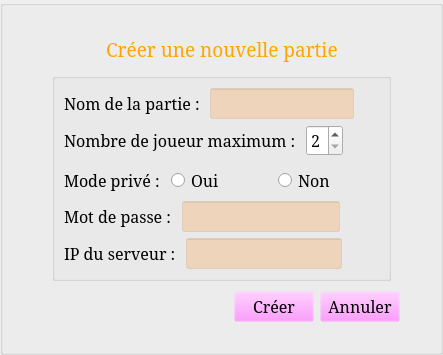
Qt form StreetCar/StreetCar/CreateNetworkGame.ui (paboccard/Projet_Prog_Jeu) before a commit.
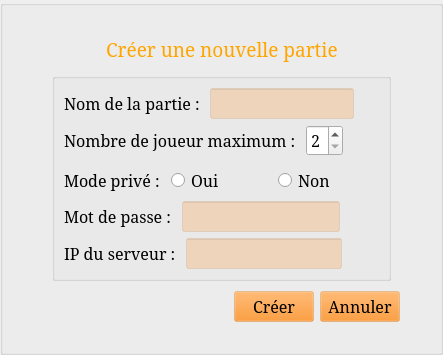
The same form after that commit. Icons and pictures are not drawn.

Diff of the .ui file:
```diff
--- a/StreetCar/StreetCar/CreateNetworkGame.ui
+++ b/StreetCar/StreetCar/CreateNetworkGame.ui
@@ -38,7 +38,7 @@
 }
 
 QPushButton {
-	background-color: rgba(255, 128, 255, 0);
+	background-color: rgba(255, 128, 0, 50);
 }
 
 QPushButton::hover{
```
